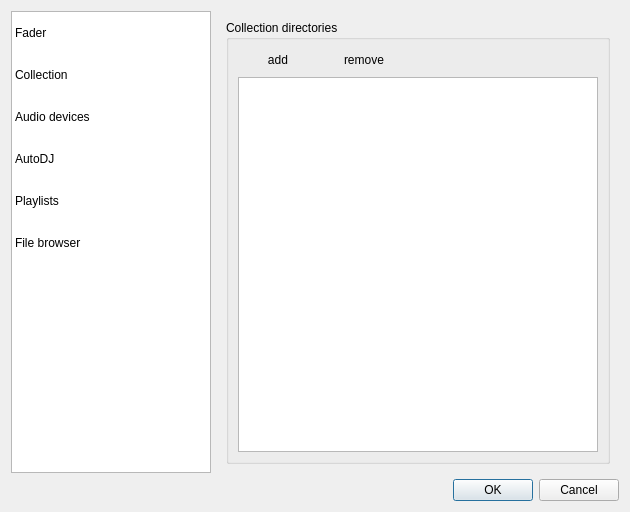
Qt form settingsdialog.ui (knowthelist/knowthelist) before a commit.
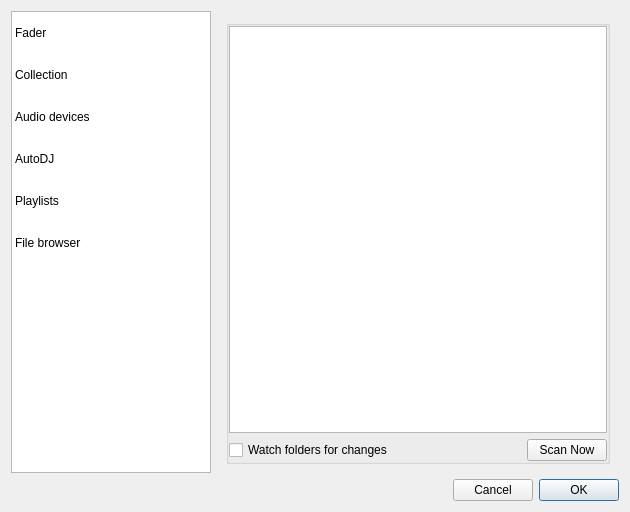
The same form after that commit. The open tabs and pages were chosen to show the change. Icons and pictures are not drawn.

Commit message: collectionsetup merged into settingsdialog

Patch:
```diff
--- a/settingsdialog.ui
+++ b/settingsdialog.ui
@@ -342,87 +342,48 @@
             <string/>
            </property>
            <property name="title">
-            <string>Collection directories</string>
+            <string/>
            </property>
            <layout class="QVBoxLayout" name="verticalLayout">
+            <property name="spacing">
+             <number>-1</number>
+            </property>
+            <property name="margin">
+             <number>0</number>
+            </property>
+            <item>
+             <widget class="QTreeView" name="collectionsTreeView"/>
+            </item>
             <item>
              <layout class="QHBoxLayout" name="horizontalLayout">
               <item>
-               <widget class="QPushButton" name="addCollectionDirButton">
-                <property name="focusPolicy">
-                 <enum>Qt::NoFocus</enum>
-                </property>
+               <widget class="QCheckBox" name="chkMonitor">
                 <property name="toolTip">
                  <string>Add new collection directory</string>
                 </property>
                 <property name="text">
-                 <string>add</string>
+                 <string>Watch folders for changes</string>
                 </property>
-                <property name="icon">
-                 <iconset>
-                  <normaloff>:/list-add.png</normaloff>:/list-add.png</iconset>
-                </property>
-                <property name="iconSize">
-                 <size>
-                  <width>22</width>
-                  <height>22</height>
-                 </size>
-                </property>
-                <property name="autoDefault">
-                 <bool>false</bool>
-                </property>
-                <property name="flat">
-                 <bool>true</bool>
-                </property>
                </widget>
               </item>
               <item>
-               <widget class="QPushButton" name="removeCollectionDirButton">
-                <property name="focusPolicy">
-                 <enum>Qt::NoFocus</enum>
+               <widget class="QPushButton" name="pushScanNow">
+                <property name="sizePolicy">
+                 <sizepolicy hsizetype="Fixed" vsizetype="Fixed">
+                  <horstretch>0</horstretch>
+                  <verstretch>0</verstretch>
+                 </sizepolicy>
                 </property>
-                <property name="toolTip">
-                 <string>Remove directory from collection</string>
+                <property name="layoutDirection">
+                 <enum>Qt::LeftToRight</enum>
                 </property>
                 <property name="text">
-                 <string>remove</string>
+                 <string>Scan Now</string>
                 </property>
-                <property name="icon">
-                 <iconset>
-                  <normaloff>:/list-remove.png</normaloff>:/list-remove.png</iconset>
-                </property>
-                <property name="iconSize">
-                 <size>
-                  <width>22</width>
-                  <height>22</height>
-                 </size>
-                </property>
-                <property name="autoDefault">
-                 <bool>false</bool>
-                </property>
-                <property name="flat">
-                 <bool>true</bool>
-                </property>
                </widget>
               </item>
-              <item>
-               <spacer name="horizontalSpacer">
-                <property name="orientation">
-                 <enum>Qt::Horizontal</enum>
-                </property>
-                <property name="sizeHint" stdset="0">
-                 <size>
-                  <width>40</width>
-                  <height>20</height>
-                 </size>
-                </property>
-               </spacer>
-              </item>
              </layout>
             </item>
-            <item>
-             <widget class="QListWidget" name="collectionsListWidget"/>
-            </item>
            </layout>
           </widget>
          </item>
@@ -624,12 +585,24 @@
    </item>
    <item>
     <widget class="QDialogButtonBox" name="buttonBox">
+     <property name="sizePolicy">
+      <sizepolicy hsizetype="Maximum" vsizetype="Fixed">
+       <horstretch>0</horstretch>
+       <verstretch>0</verstretch>
+      </sizepolicy>
+     </property>
+     <property name="layoutDirection">
+      <enum>Qt::RightToLeft</enum>
+     </property>
      <property name="orientation">
       <enum>Qt::Horizontal</enum>
      </property>
      <property name="standardButtons">
       <set>QDialogButtonBox::Cancel|QDialogButtonBox::Ok</set>
      </property>
+     <property name="centerButtons">
+      <bool>false</bool>
+     </property>
     </widget>
    </item>
   </layout>
```
Left out of the diff: 6 changed lines with no effect on the pictures. The commit also changes 19 other files.
